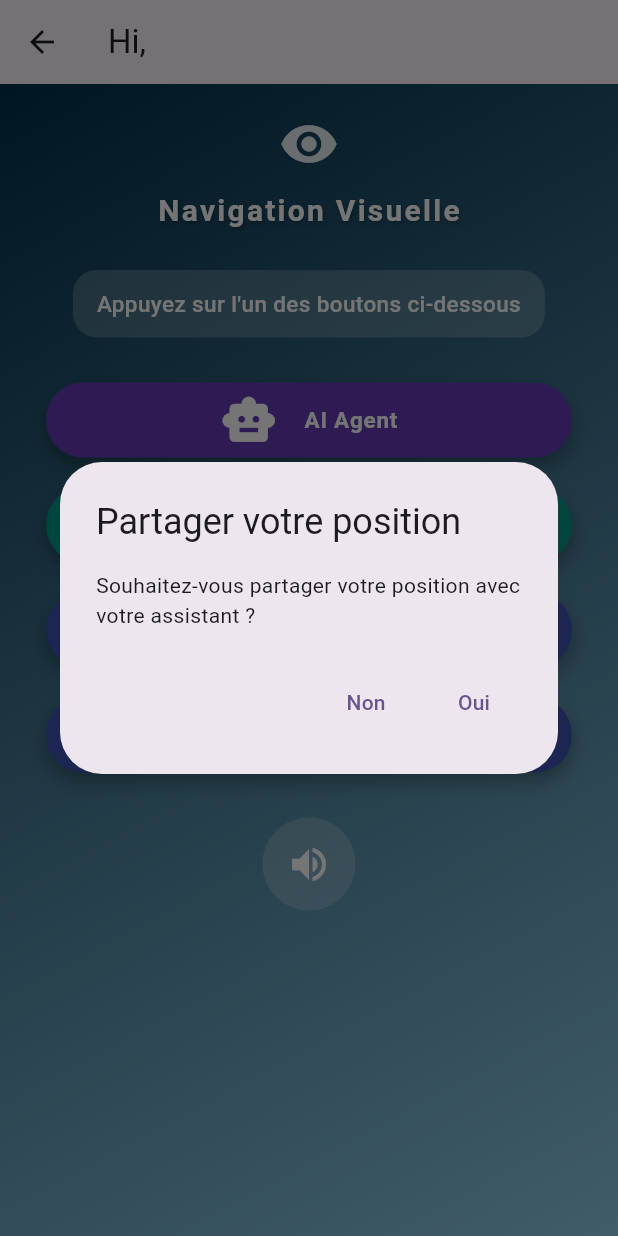
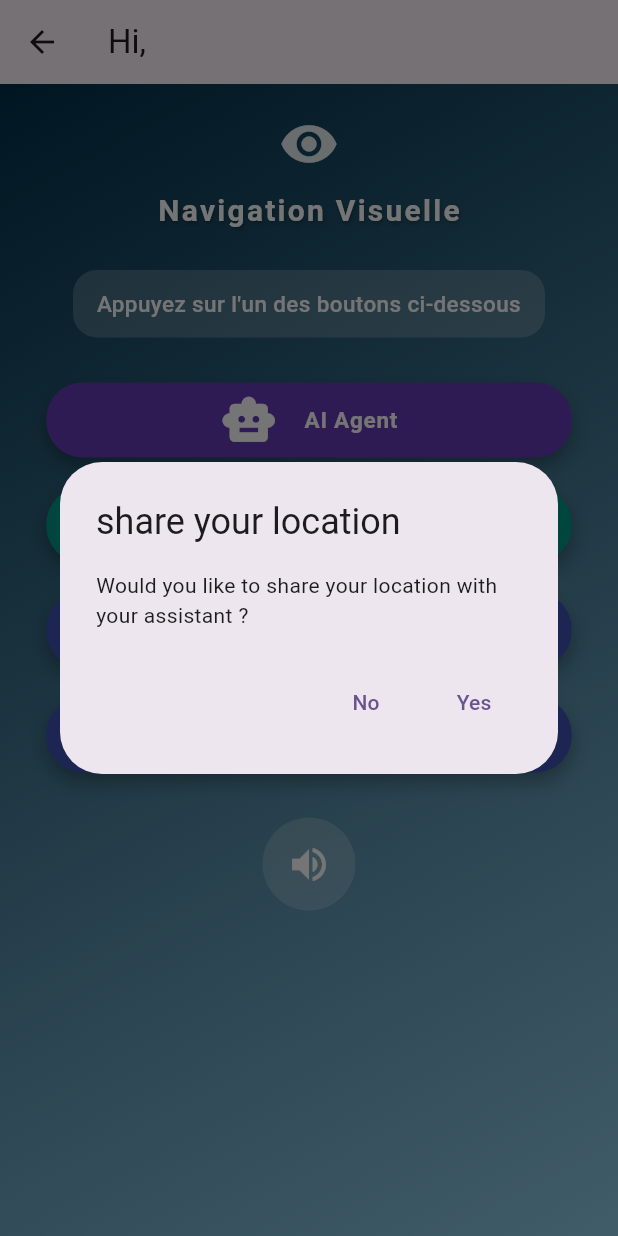
Before and after one commit to Saamyy207/blind_user_app, a Flutter app: the BlindProfileView screen opened directly with empty values, on a phone screen of 412 x 824 dp. Run offline on Flutter 3.47's test engine with Material 3 defaults, Android fonts, the phone set to English and light mode, and no system bars; our stand-ins replace audioplayers, camera, flutter_tts, geolocator, permission_handler, speech_to_text and 1 more; missing offline and left inert: agora_rtc_engine, mobile_scanner; accounts and stored records are empty.

Commit message:
minim changes

```diff
--- a/lib/views/blind_profile_view.dart
+++ b/lib/views/blind_profile_view.dart
@@ -142,16 +142,16 @@ class _BlindProfileViewState extends State<BlindProfileView> {
     bool? consent = await showDialog<bool>(
       context: context,
       builder: (context) => AlertDialog(
-        title: const Text("Partager votre position"),
-        content: const Text("Souhaitez-vous partager votre position avec votre assistant ?"),
+        title: const Text("share your location"),
+        content: const Text("Would you like to share your location with your assistant ?"),
         actions: [
           TextButton(
             onPressed: () => Navigator.of(context).pop(false),
-            child: const Text("Non"),
+            child: const Text("No"),
           ),
           TextButton(
             onPressed: () => Navigator.of(context).pop(true),
-            child: const Text("Oui"),
+            child: const Text("Yes"),
           ),
         ],
       ),
```
